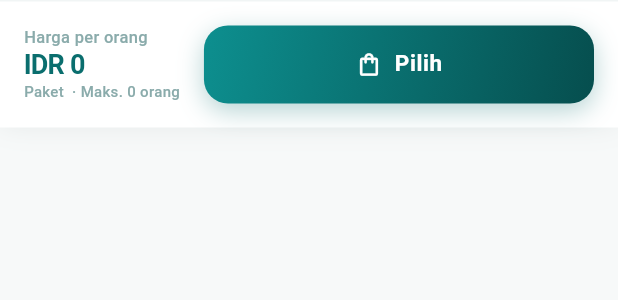
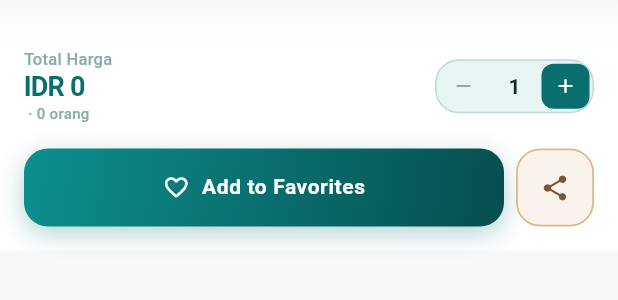
Before and after one commit to mochammadriyan25-svg/Wisata-Trenggalek, a Flutter app: the PackageBottomBar widget shown alone on an empty page, opened directly with empty values, on a phone screen of 412 x 824 dp. Shown: the top 300 px of the screen. Run offline on Flutter 3.47's test engine with Material 3 defaults, Android fonts, the phone set to English and light mode, and no system bars; our stand-ins replace cloud_firestore, firebase_auth, firebase_core, flutter_map, google_sign_in, image_picker and 1 more; accounts and stored records are empty; network calls fail.

Commit message:
fix: memperbaiki tampilan UI

```diff
--- a/lib/presentation/pages/package_detail_page.dart
+++ b/lib/presentation/pages/package_detail_page.dart
@@ -3,6 +3,7 @@ import 'package:flutter/material.dart';
 import 'package:flutter/services.dart';
 import 'package:provider/provider.dart';
 import 'package:aplikasi_wisata/data/models/package_model.dart';
+import 'package:aplikasi_wisata/providers/auth_provider.dart'; // ← TAMBAH
 import 'package:aplikasi_wisata/providers/review_provider.dart';
 import 'package:aplikasi_wisata/widgets/review/review_section.dart';
 import '../../core/theme/app_colors.dart';
@@ -39,7 +40,12 @@ class _PackageDetailPageState extends State<PackageDetailPage> {
   @override
   void initState() {
     super.initState();
-    _reviewProvider = ReviewProvider();
+
+    // Ambil user dari AuthProvider dan pass ke ReviewProvider
+    final authProvider = context.read<AuthProvider>();
+    _reviewProvider = ReviewProvider(
+      currentUser: authProvider.user, // ← TAMBAH
+    );
 
     if (widget.package.hasTiers) {
       final popularIndex = widget.package.tiers.indexWhere((t) => t.isPopular);
@@ -96,7 +102,6 @@ class _PackageDetailPageState extends State<PackageDetailPage> {
                       child: Column(
                         crossAxisAlignment: CrossAxisAlignment.start,
                         children: [
-                          // Drag handle
                           Center(
                             child: Container(
                               margin: const EdgeInsets.only(
@@ -122,7 +127,6 @@ class _PackageDetailPageState extends State<PackageDetailPage> {
                             child: Column(
                               crossAxisAlignment: CrossAxisAlignment.start,
                               children: [
-                                // Tentang Paket
                                 const PackageSectionLabel(
                                   label: 'Tentang Paket',
                                 ),
@@ -137,7 +141,6 @@ class _PackageDetailPageState extends State<PackageDetailPage> {
                                 ),
                                 const SizedBox(height: AppSpacing.lg),
 
-                                // Tier
                                 if (pkg.hasTiers) ...[
                                   const PackageSectionLabel(
                                     label: 'Pilih Paket',
@@ -158,7 +161,6 @@ class _PackageDetailPageState extends State<PackageDetailPage> {
                                   ],
                                 ],
 
-                                // Fasilitas
                                 if (pkg.includes.isNotEmpty) ...[
                                   const PackageSectionLabel(
                                     label: 'Fasilitas Umum',
@@ -168,7 +170,6 @@ class _PackageDetailPageState extends State<PackageDetailPage> {
                                   const SizedBox(height: AppSpacing.lg),
                                 ],
 
-                                // Destinasi
                                 if (pkg.hasDestinations) ...[
                                   const PackageSectionLabel(
                                     label: 'Destinasi dalam Paket',
@@ -180,14 +181,13 @@ class _PackageDetailPageState extends State<PackageDetailPage> {
                                   const SizedBox(height: AppSpacing.lg),
                                 ],
 
-                                // Ulasan
                                 ReviewSection(
                                   target: ReviewTarget.package,
                                   targetId: pkg.id,
                                 ),
                                 const SizedBox(height: AppSpacing.md),
 
-                                const SizedBox(height: 80),
+                                const SizedBox(height: 130),
                               ],
                             ),
                           ),
@@ -199,14 +199,12 @@ class _PackageDetailPageState extends State<PackageDetailPage> {
               ),
             ),
 
-            // Back button
             Positioned(
               top: MediaQuery.of(context).padding.top + AppSpacing.sm,
               left: AppSpacing.md,
               child: PackageBackButton(scrollOffset: _scrollOffset),
             ),
 
-            // Bottom bar
             Positioned(
               left: 0,
               right: 0,
@@ -214,6 +212,8 @@ class _PackageDetailPageState extends State<PackageDetailPage> {
               child: PackageBottomBar(
                 tier: _selectedTier,
                 fallbackPrice: pkg.formattedPrice,
+                packageId: pkg.id,
+                userId: context.read<AuthProvider>().user!.id,
               ),
             ),
           ],
--- a/lib/widgets/package/package_bottom_bar.dart
+++ b/lib/widgets/package/package_bottom_bar.dart
@@ -1,72 +1,120 @@
 // lib/widgets/package/package_bottom_bar.dart
 import 'package:flutter/material.dart';
+import 'package:provider/provider.dart';
+import 'package:intl/intl.dart';
 import '../../core/theme/app_colors.dart';
 import '../../core/theme/app_text_styles.dart';
 import '../../core/theme/app_spacing.dart';
 import '../../data/models/package_model.dart';
+import '../../data/models/favorite_model.dart';
+import '../../providers/favorite_provider.dart';
 
-/// Bottom bar sticky di bagian bawah PackageDetailPage.
-/// Menampilkan info harga (dari tier aktif atau fallback) beserta tombol "Pilih".
-/// Padding bawah otomatis menyesuaikan safe area (notch, gesture bar).
-///
-/// [tier]          : tier yang sedang dipilih; null jika paket tanpa tier
-/// [fallbackPrice] : harga default dari PackageModel jika tier null
-class PackageBottomBar extends StatelessWidget {
+class PackageBottomBar extends StatefulWidget {
   final PackageTier? tier;
   final String fallbackPrice;
+  final String packageId;
+  final String userId;
 
   const PackageBottomBar({
     super.key,
     required this.tier,
     required this.fallbackPrice,
+    required this.packageId,
+    required this.userId,
   });
 
   @override
+  State<PackageBottomBar> createState() => _PackageBottomBarState();
+}
+
+class _PackageBottomBarState extends State<PackageBottomBar> {
+  int _quantity = 1;
+
+  int get _totalPrice {
+    final basePrice = widget.tier?.price ?? 0;
+    return basePrice * _quantity;
+  }
+
+  String get _formattedTotalPrice {
+    if (widget.tier == null) return widget.fallbackPrice;
+    final formatter = NumberFormat('#,###', 'id_ID');
+    return 'IDR ${formatter.format(_totalPrice)}';
+  }
+
+  int get _totalPerson {
+    final maxPerson = widget.tier?.maxPerson ?? 1;
+    return maxPerson * _quantity;
+  }
+
+  void _increment() => setState(() => _quantity++);
+  void _decrement() {
+    if (_quantity > 1) setState(() => _quantity--);
+  }
+
+  @override
   Widget build(BuildContext context) {
-    return Container(
+    final favoriteProvider = context.watch<FavoriteProvider>();
+    final isFavorite = favoriteProvider.isFavorite(
+      widget.packageId,
+      FavoriteItemType.package,
+    );
+    final isLoading = favoriteProvider.isLoading;
+    final bottomPad = MediaQuery.of(context).padding.bottom;
+
+    return Column(
+      mainAxisSize: MainAxisSize.min,
+      children: [
+        // ── GRADIENT FADE: transparan → surface ──
+        Container(
+          height: 32,
+          decoration: BoxDecoration(
+            gradient: LinearGradient(
+              begin: Alignment.topCenter,
+              end: Alignment.bottomCenter,
+              colors: [
+                AppColors.surface.withOpacity(0.0),
+                AppColors.surface.withOpacity(1.0),
+              ],
+            ),
+          ),
+        ),
+
+        // ── BODY BAR ──
+        Container(
+          color: AppColors.surface,
           padding: EdgeInsets.fromLTRB(
             AppSpacing.md,
+            0,
             AppSpacing.md,
-        AppSpacing.md,
-        MediaQuery.of(context).padding.bottom + AppSpacing.md,
+            bottomPad > 0 ? bottomPad + AppSpacing.sm : AppSpacing.md,
           ),
-      decoration: BoxDecoration(
-        color: AppColors.surface,
-        border: Border(
-          top: BorderSide(color: AppColors.divider.withOpacity(0.6), width: 1),
-        ),
-        boxShadow: [
-          BoxShadow(
-            color: AppColors.shadowNeutral.withOpacity(0.1),
-            blurRadius: 16,
-            offset: const Offset(0, -4),
-          ),
-        ],
-      ),
-      child: Row(
+          child: Column(
+            mainAxisSize: MainAxisSize.min,
             children: [
-          // Kolom harga
+              // ROW ATAS: Harga + Qty
+              Row(
+                children: [
                   Column(
                     crossAxisAlignment: CrossAxisAlignment.start,
                     mainAxisSize: MainAxisSize.min,
                     children: [
                       Text(
-                'Harga per orang',
+                        'Total Harga',
                         style: AppTextStyles.caption.copyWith(
                           fontSize: 11,
                           color: AppColors.textHint,
                         ),
                       ),
                       Text(
-                tier?.formattedPrice ?? fallbackPrice,
+                        _formattedTotalPrice,
                         style: AppTextStyles.headlineLarge.copyWith(
                           fontSize: 18,
                           color: AppColors.primary,
                         ),
                       ),
-              if (tier != null)
+                      if (widget.tier != null)
                         Text(
-                  'Paket ${tier!.name} · Maks. ${tier!.maxPerson} orang',
+                          '${widget.tier!.name} · $_totalPerson orang',
                           style: AppTextStyles.caption.copyWith(
                             fontSize: 10,
                             color: AppColors.textHint,
@@ -74,34 +122,103 @@ class PackageBottomBar extends StatelessWidget {
                         ),
                     ],
                   ),
-          const SizedBox(width: AppSpacing.md),
-          // Tombol Pilih
+                  const Spacer(),
+                  _buildQtyCounter(),
+                ],
+              ),
+
+              const SizedBox(height: AppSpacing.md),
+
+              // ROW BAWAH: Favorit + Share
+              _ActionButtons(
+                isFavorite: isFavorite,
+                isLoading: isLoading,
+                onFavorite:
+                    () => favoriteProvider.toggleFavorite(
+                      widget.userId,
+                      widget.packageId,
+                      FavoriteItemType.package,
+                    ),
+              ),
+            ],
+          ),
+        ),
+      ],
+    );
+  }
+
+  Widget _buildQtyCounter() {
+    return Container(
+      height: 36,
+      decoration: BoxDecoration(
+        color: AppColors.primarySurface,
+        borderRadius: BorderRadius.circular(AppSpacing.radiusMd),
+        border: Border.all(color: AppColors.primary.withOpacity(0.2), width: 1),
+      ),
+      child: Row(
+        mainAxisSize: MainAxisSize.min,
+        children: [
+          _QtyButton(
+            icon: Icons.remove_rounded,
+            onTap: _quantity > 1 ? _decrement : null,
+          ),
+          Container(
+            constraints: const BoxConstraints(minWidth: 32),
+            alignment: Alignment.center,
+            child: Text(
+              '$_quantity',
+              style: AppTextStyles.headlineSmall.copyWith(
+                fontSize: 14,
+                color: AppColors.textPrimary,
+                fontWeight: FontWeight.w700,
+              ),
+            ),
+          ),
+          _QtyButton(
+            icon: Icons.add_rounded,
+            onTap: _increment,
+            isActive: true,
+          ),
+        ],
+      ),
+    );
+  }
+}
+
+// ── TOMBOL AKSI: Favorit (expanded) + Share ──
+class _ActionButtons extends StatelessWidget {
+  final bool isFavorite;
+  final bool isLoading;
+  final VoidCallback onFavorite;
+
+  const _ActionButtons({
+    required this.isFavorite,
+    required this.isLoading,
+    required this.onFavorite,
+  });
+
+  @override
+  Widget build(BuildContext context) {
+    return Row(
+      children: [
         Expanded(
           child: GestureDetector(
-              onTap: () {
-                // TODO: navigasi ke halaman booking
-                ScaffoldMessenger.of(context).showSnackBar(
-                  SnackBar(
-                    content: Text(
-                      'Memesan paket ${tier?.name ?? ''} — segera hadir!',
-                      style: AppTextStyles.bodyMedium.copyWith(
-                        color: AppColors.textOnDark,
-                      ),
-                    ),
-                    backgroundColor: AppColors.primary,
-                    behavior: SnackBarBehavior.floating,
-                    shape: RoundedRectangleBorder(
-                      borderRadius: BorderRadius.circular(AppSpacing.radiusMd),
-                    ),
-                  ),
-                );
-              },
-              child: Container(
+            onTap: isLoading ? null : onFavorite,
+            child: AnimatedContainer(
+              duration: const Duration(milliseconds: 250),
               height: 52,
               decoration: BoxDecoration(
-                  gradient: AppColors.primaryGradient,
+                gradient: isFavorite ? null : AppColors.primaryGradient,
+                color: isFavorite ? AppColors.primarySurface : null,
                 borderRadius: BorderRadius.circular(AppSpacing.radiusMd),
-                  boxShadow: [
+                border:
+                    isFavorite
+                        ? Border.all(color: AppColors.primary, width: 1.5)
+                        : null,
+                boxShadow:
+                    isFavorite
+                        ? []
+                        : [
                           BoxShadow(
                             color: AppColors.primary.withOpacity(0.3),
                             blurRadius: 14,
@@ -110,20 +227,43 @@ class PackageBottomBar extends StatelessWidget {
                         ],
               ),
               child: Center(
-                  child: Row(
+                child:
+                    isLoading
+                        ? SizedBox(
+                          width: 20,
+                          height: 20,
+                          child: CircularProgressIndicator(
+                            strokeWidth: 2,
+                            color:
+                                isFavorite
+                                    ? AppColors.primary
+                                    : AppColors.textOnDark,
+                          ),
+                        )
+                        : Row(
                           mainAxisSize: MainAxisSize.min,
                           children: [
-                      const Icon(
-                        Icons.shopping_bag_outlined,
-                        color: AppColors.textOnDark,
+                            Icon(
+                              isFavorite
+                                  ? Icons.favorite_rounded
+                                  : Icons.favorite_border_rounded,
+                              color:
+                                  isFavorite
+                                      ? AppColors.primary
+                                      : AppColors.textOnDark,
                               size: 18,
                             ),
                             const SizedBox(width: AppSpacing.sm),
                             Text(
-                        'Pilih',
+                              isFavorite
+                                  ? 'Saved to Favorites'
+                                  : 'Add to Favorites',
                               style: AppTextStyles.buttonLabel.copyWith(
-                          fontSize: 15,
-                          color: AppColors.textOnDark,
+                                fontSize: 14,
+                                color:
+                                    isFavorite
+                                        ? AppColors.primary
+                                        : AppColors.textOnDark,
                               ),
                             ),
                           ],
@@ -132,7 +272,62 @@ class PackageBottomBar extends StatelessWidget {
             ),
           ),
         ),
+
+        const SizedBox(width: AppSpacing.sm),
+
+        // Tombol Share
+        Container(
+          height: 52,
+          width: 52,
+          decoration: BoxDecoration(
+            color: AppColors.earthSurface,
+            borderRadius: BorderRadius.circular(AppSpacing.radiusMd),
+            border: Border.all(color: AppColors.earthLight, width: 1.2),
+          ),
+          child: const Icon(
+            Icons.share_rounded,
+            color: AppColors.bark,
+            size: 20,
+          ),
+        ),
       ],
+    );
+  }
+}
+
+/// Tombol qty (+/-)
+class _QtyButton extends StatelessWidget {
+  final IconData icon;
+  final VoidCallback? onTap;
+  final bool isActive;
+
+  const _QtyButton({required this.icon, this.onTap, this.isActive = false});
+
+  @override
+  Widget build(BuildContext context) {
+    final enabled = onTap != null;
+
+    return GestureDetector(
+      onTap: onTap,
+      child: Container(
+        width: 32,
+        height: 32,
+        margin: const EdgeInsets.all(2),
+        decoration: BoxDecoration(
+          color:
+              enabled
+                  ? (isActive ? AppColors.primary : Colors.transparent)
+                  : Colors.transparent,
+          borderRadius: BorderRadius.circular(AppSpacing.radiusSm),
+        ),
+        child: Icon(
+          icon,
+          size: 16,
+          color:
+              enabled
+                  ? (isActive ? AppColors.textOnDark : AppColors.primary)
+                  : AppColors.textHint,
+        ),
       ),
     );
   }
```
Lines whose indentation alone changed are shown as unchanged.
